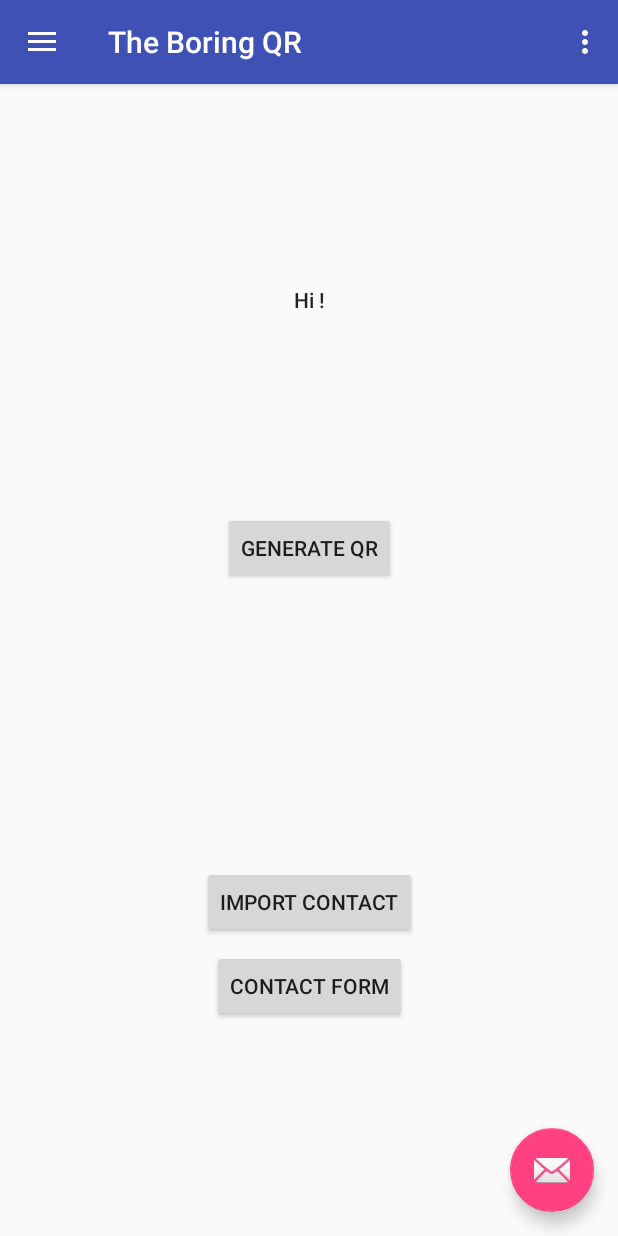
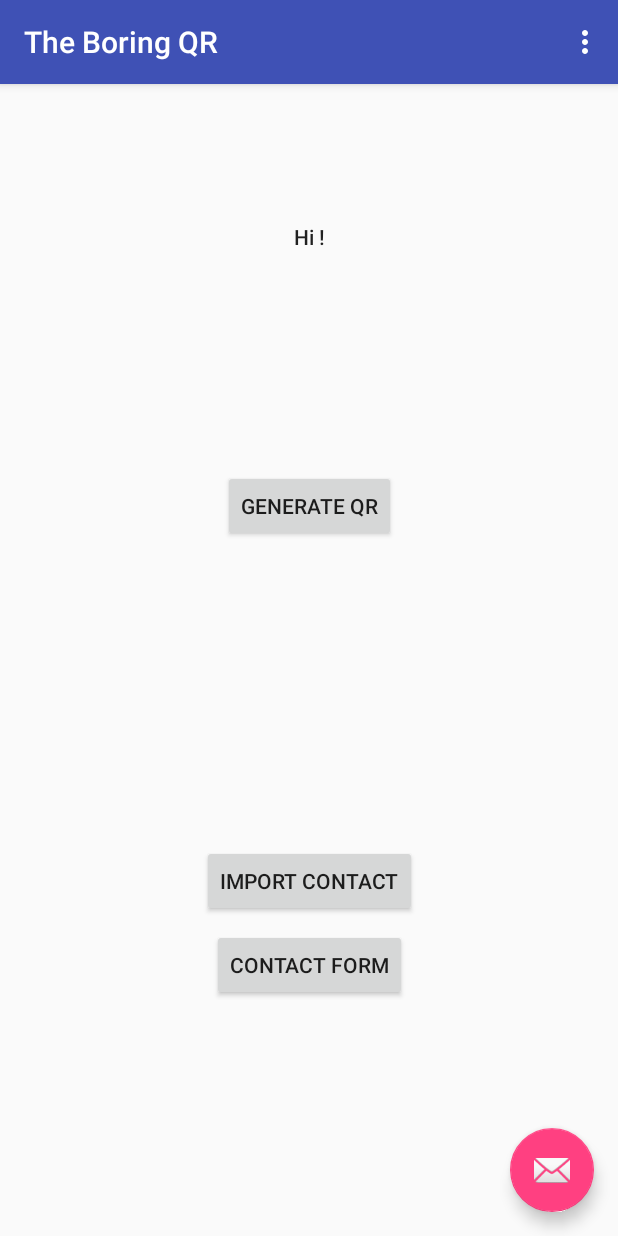
Before and after one commit to aneeshverma04/The-Boring-Qr, an Android app: the screen it shows after launch (MainActivity), on a phone screen of 412 x 824 dp. Run offline under Robolectric (Android 15) with nearby library versions, the phone set to English and light mode, and no system bars.

Commit message:
navigation deleted

```diff
--- a/app/src/main/java/irobinz/tk/TheBoringQR/MainActivity.java
+++ b/app/src/main/java/irobinz/tk/TheBoringQR/MainActivity.java
@@ -23,8 +23,8 @@ import android.widget.TextView;
 * If doesnt like set "fixed" in constraints layout instead
 * Can also do match_parent however i doubt it will look good
 * */
-public class MainActivity extends AppCompatActivity
-        implements NavigationView.OnNavigationItemSelectedListener{
+public class MainActivity extends AppCompatActivity {
+        //implements NavigationView.OnNavigationItemSelectedListener{
 
     @Override
     protected void onCreate(Bundle savedInstanceState) {
@@ -33,28 +33,14 @@ public class MainActivity extends AppCompatActivity
         Toolbar toolbar = (Toolbar) findViewById(R.id.toolbar);
         setSupportActionBar(toolbar);
 
-        FloatingActionButton fab = (FloatingActionButton) findViewById(R.id.fab);
-        fab.setOnClickListener(new View.OnClickListener() {
-            @Override
-            public void onClick(View view) {
-                Snackbar.make(view, "Replace with your own action", Snackbar.LENGTH_LONG)
-                        .setAction("Action", null).show();
-            }
-        });
-
 
         SharedPreferences sharedPref = getSharedPreferences("info", Context.MODE_PRIVATE);
         String name = "Hi " + sharedPref.getString("Name", "!");
         ((TextView)findViewById(R.id.textView2)).setText(name);
 
-        DrawerLayout drawer = (DrawerLayout) findViewById(R.id.drawer_layout);
-        ActionBarDrawerToggle toggle = new ActionBarDrawerToggle(
-                this, drawer, toolbar, R.string.navigation_drawer_open, R.string.navigation_drawer_close);
-        drawer.addDrawerListener(toggle);
-        toggle.syncState();
-
+        /*
         NavigationView navigationView = (NavigationView) findViewById(R.id.nav_view);
-        navigationView.setNavigationItemSelectedListener(this);
+        navigationView.setNavigationItemSelectedListener(this); */
 
         /*
         * Button1 : Generate QR
@@ -106,12 +92,6 @@ public class MainActivity extends AppCompatActivity
 
     @Override
     public void onBackPressed() {
-        DrawerLayout drawer = (DrawerLayout) findViewById(R.id.drawer_layout);
-        if (drawer.isDrawerOpen(GravityCompat.START)) {
-            drawer.closeDrawer(GravityCompat.START);
-        } else {
-            super.onBackPressed();
-        }
     }
 
     @Override
@@ -135,7 +115,8 @@ public class MainActivity extends AppCompatActivity
 
         return super.onOptionsItemSelected(item);
     }
-    @SuppressWarnings("StatementWithEmptyBody")
+    //@SuppressWarnings("StatementWithEmptyBody")
+    /*
     @Override
     public boolean onNavigationItemSelected(MenuItem item) {
         // Handle navigation view item clicks here.
@@ -158,5 +139,5 @@ public class MainActivity extends AppCompatActivity
         DrawerLayout drawer = (DrawerLayout) findViewById(R.id.drawer_layout);
         drawer.closeDrawer(GravityCompat.START);
         return true;
-    }
+    }*/
 }
--- a/app/src/main/res/layout/activity_main.xml
+++ b/app/src/main/res/layout/activity_main.xml
@@ -8,18 +8,73 @@
     android:fitsSystemWindows="true"
     tools:openDrawer="start">
 
-    <include
-        layout="@layout/app_bar_main"
+
+    <android.support.constraint.ConstraintLayout xmlns:android="http://schemas.android.com/apk/res/android"
+        xmlns:app="http://schemas.android.com/apk/res-auto"
+        xmlns:tools="http://schemas.android.com/tools"
         android:layout_width="match_parent"
-        android:layout_height="match_parent" />
+        android:layout_height="match_parent"
+        app:layout_behavior="@string/appbar_scrolling_view_behavior"
+        tools:context="irobinz.tk.TheBoringQR.MainActivity">
+        <include
+            layout="@layout/app_bar_main"
+            android:layout_width="match_parent"
+            android:layout_height="match_parent" />
+        <!--<include layout="@layout/activity_generator"></include>-->
 
-    <android.support.design.widget.NavigationView
-        android:id="@+id/nav_view"
-        android:layout_width="wrap_content"
-        android:layout_height="match_parent"
-        android:layout_gravity="start"
-        android:fitsSystemWindows="true"
-        app:headerLayout="@layout/nav_header_main"
-        app:menu="@menu/activity_main_drawer" />
+        <Button
+            android:id="@+id/button2"
+            android:layout_width="wrap_content"
+            android:layout_height="wrap_content"
+            android:layout_marginBottom="105dp"
+            android:layout_marginEnd="8dp"
+            android:layout_marginStart="8dp"
+            android:text="@string/importContact"
+            app:layout_constraintBottom_toBottomOf="parent"
+            app:layout_constraintEnd_toEndOf="parent"
+            app:layout_constraintStart_toStartOf="parent"
+            app:layout_constraintTop_toBottomOf="@+id/button" />
+
+        <Button
+            android:id="@+id/button"
+            android:layout_width="wrap_content"
+            android:layout_height="wrap_content"
+            android:layout_marginBottom="94dp"
+            android:layout_marginEnd="8dp"
+            android:layout_marginStart="8dp"
+            android:text="@string/GenQr"
+            app:layout_constraintBottom_toTopOf="@+id/button2"
+            app:layout_constraintEnd_toEndOf="parent"
+            app:layout_constraintStart_toStartOf="parent"
+            app:layout_constraintTop_toBottomOf="@+id/textView2" />
+
+        <TextView
+            android:id="@+id/textView2"
+            android:layout_width="326dp"
+            android:layout_height="18dp"
+            android:layout_marginBottom="40dp"
+            android:layout_marginEnd="8dp"
+            android:layout_marginStart="8dp"
+            android:layout_marginTop="40dp"
+            android:gravity="center"
+            android:text="@string/initial_text"
+            android:textAppearance="@style/TextAppearance.AppCompat.Body2"
+            app:layout_constraintBottom_toTopOf="@+id/button"
+            app:layout_constraintEnd_toEndOf="parent"
+            app:layout_constraintStart_toStartOf="parent"
+            app:layout_constraintTop_toTopOf="parent" />
+
+        <Button
+            android:id="@+id/formBtn"
+            android:layout_width="wrap_content"
+            android:layout_height="wrap_content"
+            android:layout_marginTop="8dp"
+            android:text="Contact form"
+            app:layout_constraintEnd_toEndOf="parent"
+            app:layout_constraintHorizontal_bias="0.5"
+            app:layout_constraintStart_toStartOf="parent"
+            app:layout_constraintTop_toBottomOf="@+id/button2" />
+
+    </android.support.constraint.ConstraintLayout>
 
 </android.support.v4.widget.DrawerLayout>
--- a/app/src/main/res/layout/app_bar_main.xml
+++ b/app/src/main/res/layout/app_bar_main.xml
@@ -20,8 +20,6 @@
 
     </android.support.design.widget.AppBarLayout>
 
-    <include layout="@layout/content_main" />
-
     <android.support.design.widget.FloatingActionButton
         android:id="@+id/fab"
         android:layout_width="wrap_content"
--- a/app/src/main/res/layout/content_main.xml
+++ /dev/null
@@ -1,64 +0,0 @@
-<?xml version="1.0" encoding="utf-8"?>
-<android.support.constraint.ConstraintLayout xmlns:android="http://schemas.android.com/apk/res/android"
-    xmlns:app="http://schemas.android.com/apk/res-auto"
-    xmlns:tools="http://schemas.android.com/tools"
-    android:layout_width="match_parent"
-    android:layout_height="match_parent"
-    app:layout_behavior="@string/appbar_scrolling_view_behavior"
-    tools:context="irobinz.tk.TheBoringQR.MainActivity"
-    tools:showIn="@layout/app_bar_main">
-
-    <Button
-        android:id="@+id/button2"
-        android:layout_width="wrap_content"
-        android:layout_height="wrap_content"
-        android:layout_marginBottom="105dp"
-        android:layout_marginEnd="8dp"
-        android:layout_marginStart="8dp"
-        android:text="@string/importContact"
-        app:layout_constraintBottom_toBottomOf="parent"
-        app:layout_constraintEnd_toEndOf="parent"
-        app:layout_constraintStart_toStartOf="parent"
-        app:layout_constraintTop_toBottomOf="@+id/button" />
-
-    <Button
-        android:id="@+id/button"
-        android:layout_width="wrap_content"
-        android:layout_height="wrap_content"
-        android:layout_marginBottom="94dp"
-        android:layout_marginEnd="8dp"
-        android:layout_marginStart="8dp"
-        android:text="@string/GenQr"
-        app:layout_constraintBottom_toTopOf="@+id/button2"
-        app:layout_constraintEnd_toEndOf="parent"
-        app:layout_constraintStart_toStartOf="parent"
-        app:layout_constraintTop_toBottomOf="@+id/textView2" />
-
-    <TextView
-        android:id="@+id/textView2"
-        android:layout_width="326dp"
-        android:layout_height="18dp"
-        android:layout_marginBottom="40dp"
-        android:layout_marginEnd="8dp"
-        android:layout_marginStart="8dp"
-        android:layout_marginTop="40dp"
-        android:gravity="center"
-        android:text="@string/initial_text"
-        android:textAppearance="@style/TextAppearance.AppCompat.Body2"
-        app:layout_constraintBottom_toTopOf="@+id/button"
-        app:layout_constraintEnd_toEndOf="parent"
-        app:layout_constraintStart_toStartOf="parent"
-        app:layout_constraintTop_toTopOf="parent" />
-
-    <Button
-        android:id="@+id/formBtn"
-        android:layout_width="wrap_content"
-        android:layout_height="wrap_content"
-        android:layout_marginTop="8dp"
-        android:text="Contact form"
-        app:layout_constraintEnd_toEndOf="parent"
-        app:layout_constraintHorizontal_bias="0.5"
-        app:layout_constraintStart_toStartOf="parent"
-        app:layout_constraintTop_toBottomOf="@+id/button2" />
-
-</android.support.constraint.ConstraintLayout>
```
Also changed, not shown: app/src/main/res/layout/nav_header_main.xml (deleted, +0 -35 lines).
